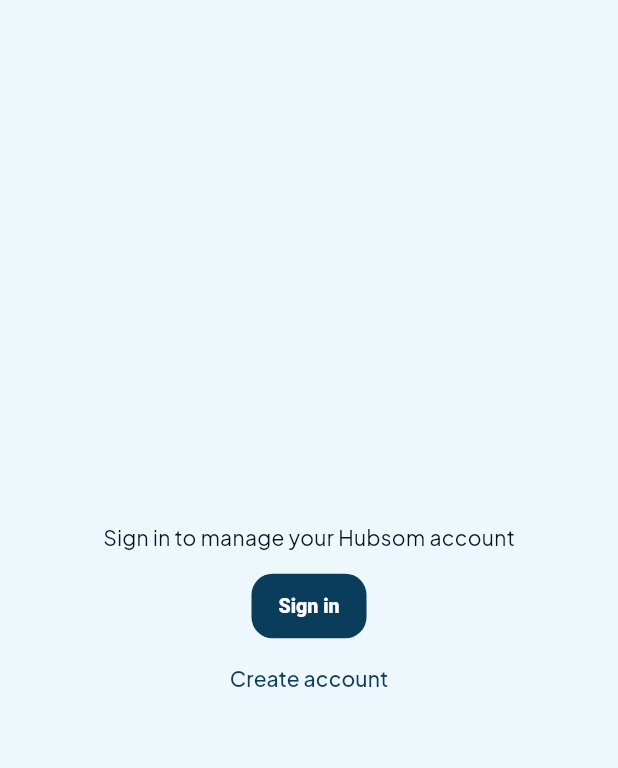
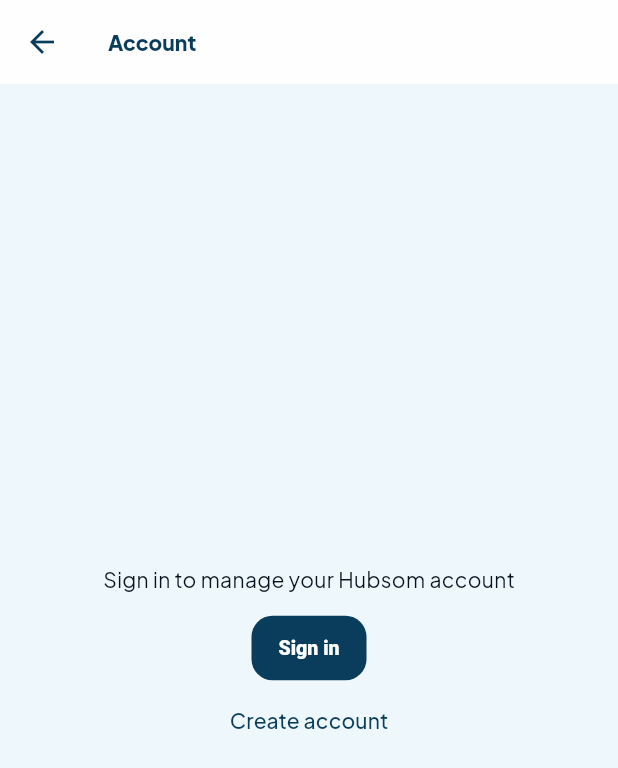
Before and after one commit to felixamay/hubsom, a Flutter app: the AccountPage screen opened directly, on a phone screen of 412 x 824 dp. Shown: the top 768 px of the screen. Run offline on Flutter 3.47's test engine with Material 3 defaults, Android fonts, the phone set to English and light mode, and no system bars; our stand-ins replace cached_network_image, cloud_firestore, dio, equatable, firebase_core, firebase_messaging and 12 more; missing offline and left inert: agora_rtc_engine, dart:js_interop, dart:ui_web; accounts and stored records are empty; network calls fail.

Commit message:
fix(nav): restore header menu items and Account page scaffold
Account was rendering bare outside the shell (looked empty). Give it a
Scaffold/AppBar, and expand the header ☰ menu with the former account
destinations (profile, saved, following, wallet, live, videos, etc.).

Co-authored-by: felixamay <felixamay@users.noreply.github.com>

```diff
--- a/hubsom_app/lib/features/account/account_page.dart
+++ b/hubsom_app/lib/features/account/account_page.dart
@@ -13,35 +13,27 @@ class AccountPage extends ConsumerWidget {
   @override
   Widget build(BuildContext context, WidgetRef ref) {
     final auth = ref.watch(authStateProvider);
-    return auth.when(
+    return Scaffold(
+      appBar: AppBar(
+        title: const Text('Account'),
+        leading: IconButton(
+          icon: const Icon(Icons.arrow_back),
+          onPressed: () {
+            if (context.canPop()) {
+              context.pop();
+            } else {
+              context.go('/');
+            }
+          },
+        ),
+      ),
+      body: auth.when(
         loading: () => const Center(child: CircularProgressIndicator()),
-      error: (_, __) => Center(
-        child: Column(mainAxisSize: MainAxisSize.min, children: [
-          const Text('Sign in to manage your Hubsom account'),
-          const SizedBox(height: 12),
-          FilledButton(
-            onPressed: () => context.push('/auth/sign-in'),
-            child: const Text('Sign in'),
-          ),
-          TextButton(
-            onPressed: () => context.push('/auth/sign-up'),
-            child: const Text('Create account'),
-          ),
-        ]),
-      ),
+        error: (_, __) => const _SignInPrompt(),
         data: (user) {
-        if (user == null) {
-          return Center(
-            child: Column(mainAxisSize: MainAxisSize.min, children: [
-              const Text('Sign in to manage your Hubsom account'),
-              const SizedBox(height: 12),
-              FilledButton(onPressed: () => context.push('/auth/sign-in'), child: const Text('Sign in')),
-              TextButton(onPressed: () => context.push('/auth/sign-up'), child: const Text('Create account')),
-            ]),
-          );
-        }
+          if (user == null) return const _SignInPrompt();
           return ListView(
-          padding: const EdgeInsets.fromLTRB(16, 16, 16, 100),
+            padding: const EdgeInsets.fromLTRB(16, 8, 16, 100),
             children: [
               ListTile(
                 contentPadding: EdgeInsets.zero,
@@ -77,32 +69,107 @@ class AccountPage extends ConsumerWidget {
                           ),
                         ),
                 ),
-              title: Text(user.name, style: const TextStyle(fontWeight: FontWeight.w800)),
-              subtitle: Text('${user.email}\nWallet ${formatGhs(user.walletBalanceGhs)}'),
+                title: Text(
+                  user.name,
+                  style: const TextStyle(fontWeight: FontWeight.w800),
+                ),
+                subtitle: Text(
+                  '${user.email}\nWallet ${formatGhs(user.walletBalanceGhs)}',
+                ),
                 isThreeLine: true,
                 onTap: () => context.push('/account/profile'),
               ),
               const Divider(),
               _link(context, Icons.person_outline, 'Profile', '/account/profile'),
-            _link(context, Icons.favorite_border, 'Saved products', '/account/saved'),
-            _link(context, Icons.dynamic_feed_outlined, 'Timeline', '/timeline'),
-            _link(context, Icons.play_circle_outline, 'Watch videos', '/videos'),
-            _link(context, Icons.movie_creation_outlined, 'Add video', '/videos/upload'),
-            _link(context, Icons.people_outline, 'Following accounts', '/account/following'),
-            _link(context, Icons.groups_outlined, 'Followers', '/account/followers'),
-            _link(context, Icons.location_on_outlined, 'Addresses', '/account/addresses'),
-            _link(context, Icons.account_balance_wallet_outlined, 'Wallet', '/wallet'),
-            _link(context, Icons.notifications_outlined, 'Notifications', '/notifications'),
-            _link(context, Icons.chat_bubble_outline, 'Messages', '/messages'),
-            _link(context, Icons.settings_outlined, 'Settings', '/settings'),
-            if (user.role == 'seller' || user.role == 'both' || user.role == 'admin')
-              _link(context, Icons.dashboard_outlined, 'Seller hub', '/seller'),
+              _link(
+                context,
+                Icons.favorite_border,
+                'Saved products',
+                '/account/saved',
+              ),
+              _link(
+                context,
+                Icons.dynamic_feed_outlined,
+                'Timeline',
+                '/timeline',
+              ),
+              _link(
+                context,
+                Icons.play_circle_outline,
+                'Watch videos',
+                '/videos',
+              ),
+              _link(
+                context,
+                Icons.movie_creation_outlined,
+                'Add video',
+                '/videos/upload',
+              ),
+              _link(
+                context,
+                Icons.people_outline,
+                'Following accounts',
+                '/account/following',
+              ),
+              _link(
+                context,
+                Icons.groups_outlined,
+                'Followers',
+                '/account/followers',
+              ),
+              _link(
+                context,
+                Icons.location_on_outlined,
+                'Addresses',
+                '/account/addresses',
+              ),
+              _link(
+                context,
+                Icons.account_balance_wallet_outlined,
+                'Wallet',
+                '/wallet',
+              ),
+              _link(
+                context,
+                Icons.notifications_outlined,
+                'Notifications',
+                '/notifications',
+              ),
+              _link(
+                context,
+                Icons.chat_bubble_outline,
+                'Messages',
+                '/messages',
+              ),
+              _link(
+                context,
+                Icons.settings_outlined,
+                'Settings',
+                '/settings',
+              ),
+              if (user.role == 'seller' ||
+                  user.role == 'both' ||
+                  user.role == 'admin')
+                _link(
+                  context,
+                  Icons.dashboard_outlined,
+                  'Seller hub',
+                  '/seller',
+                ),
               if (user.isHuber || user.role == 'admin')
-              _link(context, Icons.two_wheeler_outlined, 'Huber driver hub', '/huber'),
+                _link(
+                  context,
+                  Icons.two_wheeler_outlined,
+                  'Hail driver hub',
+                  '/huber',
+                ),
               if (!user.isHuber && user.role != 'admin')
                 ListTile(
                   contentPadding: EdgeInsets.zero,
-                leading: const Icon(Icons.two_wheeler_outlined, color: HubsomColors.forest),
+                  leading: const Icon(
+                    Icons.two_wheeler_outlined,
+                    color: HubsomColors.forest,
+                  ),
                   title: const Text('Become a Huber driver'),
                   subtitle: const Text('Use this same Hubsom account'),
                   trailing: const Icon(Icons.chevron_right),
@@ -113,12 +180,14 @@ class AccountPage extends ConsumerWidget {
                 ),
               const SizedBox(height: 12),
               OutlinedButton(
-              onPressed: () => ref.read(authStateProvider.notifier).signOut(),
+                onPressed: () =>
+                    ref.read(authStateProvider.notifier).signOut(),
                 child: const Text('Sign out'),
               ),
             ],
           );
         },
+      ),
     );
   }
 
@@ -132,3 +201,28 @@ class AccountPage extends ConsumerWidget {
     );
   }
 }
+
+class _SignInPrompt extends StatelessWidget {
+  const _SignInPrompt();
+
+  @override
+  Widget build(BuildContext context) {
+    return Center(
+      child: Column(
+        mainAxisSize: MainAxisSize.min,
+        children: [
+          const Text('Sign in to manage your Hubsom account'),
+          const SizedBox(height: 12),
+          FilledButton(
+            onPressed: () => context.push('/auth/sign-in'),
+            child: const Text('Sign in'),
+          ),
+          TextButton(
+            onPressed: () => context.push('/auth/sign-up'),
+            child: const Text('Create account'),
+          ),
+        ],
+      ),
+    );
+  }
+}
```
Also changed, not shown: hubsom_app/lib/features/shell/main_shell.dart (+114 -75 lines). Lines whose indentation alone changed are shown as unchanged.
